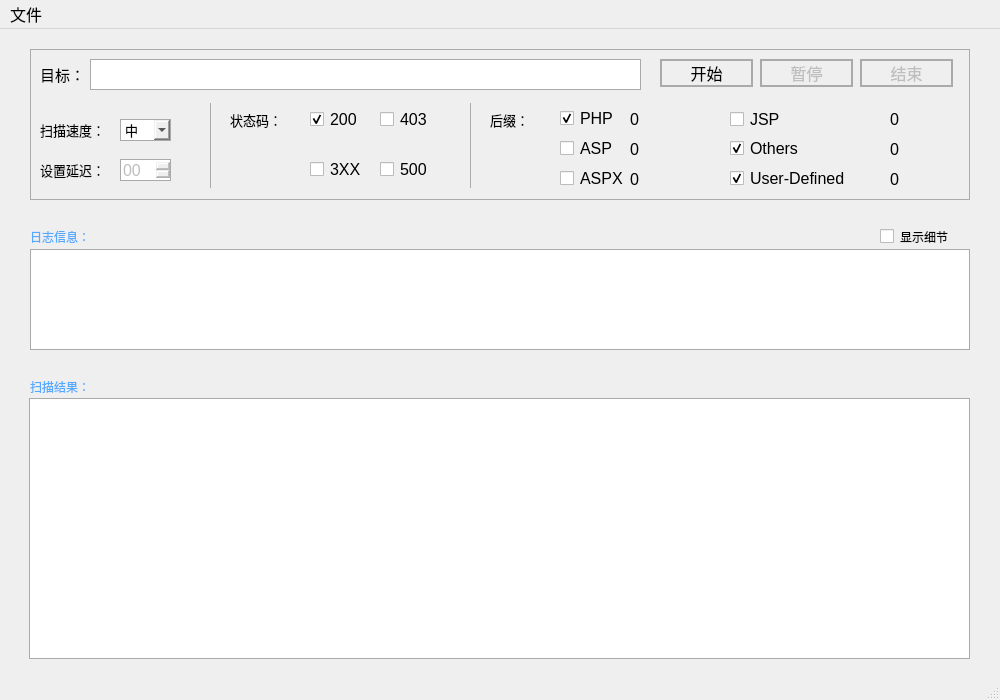
Above: view/MainWindow.ui from pangdoh/WebBgScan before the change. Below: the same form after it.
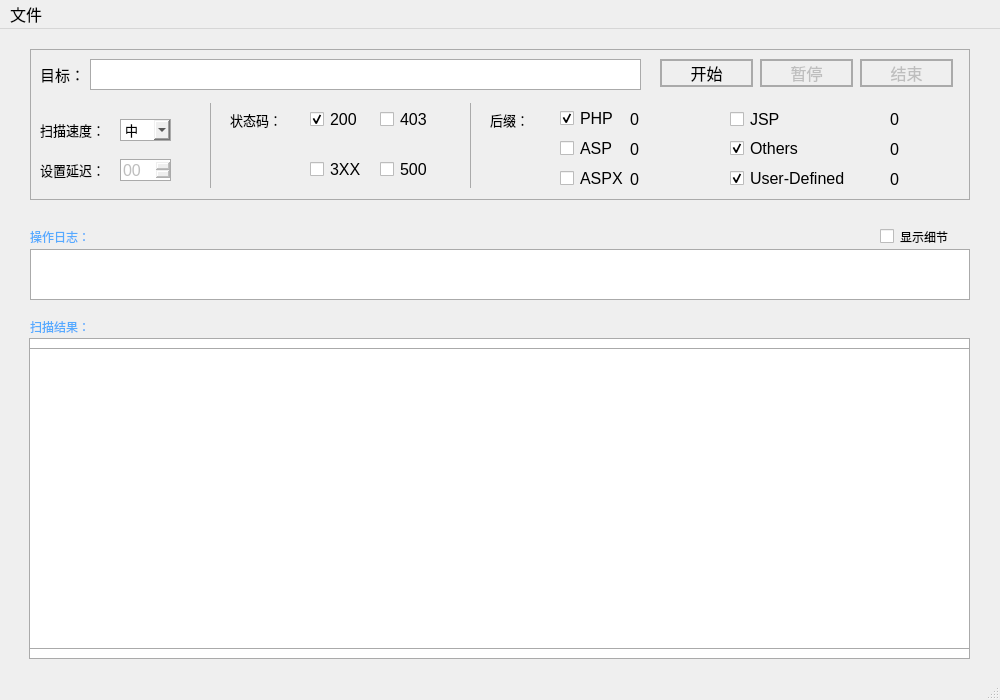
That is the form after the change.

What changed in the file:
```diff
--- a/view/MainWindow.ui
+++ b/view/MainWindow.ui
@@ -180,9 +180,9 @@
     <property name="geometry">
      <rect>
       <x>29</x>
-      <y>369</y>
+      <y>309</y>
       <width>941</width>
-      <height>261</height>
+      <height>321</height>
      </rect>
     </property>
     <property name="styleSheet">
@@ -199,11 +199,16 @@
      <property name="geometry">
       <rect>
        <x>0</x>
-       <y>0</y>
+       <y>10</y>
        <width>941</width>
-       <height>261</height>
+       <height>301</height>
       </rect>
      </property>
+     <property name="font">
+      <font>
+       <pointsize>11</pointsize>
+      </font>
+     </property>
      <property name="autoScrollMargin">
       <number>10</number>
      </property>
@@ -218,7 +223,7 @@
       <x>30</x>
       <y>220</y>
       <width>940</width>
-      <height>101</height>
+      <height>51</height>
      </rect>
     </property>
     <property name="styleSheet">
@@ -231,13 +236,13 @@
     <property name="frameShadow">
      <enum>QFrame::Raised</enum>
     </property>
-    <widget class="QTextEdit" name="textEdit_log">
+    <widget class="QPlainTextEdit" name="plainTextEdit_log">
      <property name="geometry">
       <rect>
        <x>10</x>
        <y>10</y>
        <width>921</width>
-       <height>81</height>
+       <height>31</height>
       </rect>
      </property>
      <property name="styleSheet">
@@ -252,7 +257,7 @@
     <property name="geometry">
      <rect>
       <x>30</x>
-      <y>350</y>
+      <y>290</y>
       <width>72</width>
       <height>15</height>
      </rect>
@@ -284,7 +289,7 @@
      </font>
     </property>
     <property name="text">
-     <string>日志信息：</string>
+     <string>操作日志：</string>
     </property>
    </widget>
    <widget class="QWidget" name="widget_option" native="true">
```
Left out of the diff: 15 changed lines with no effect on the pictures.
